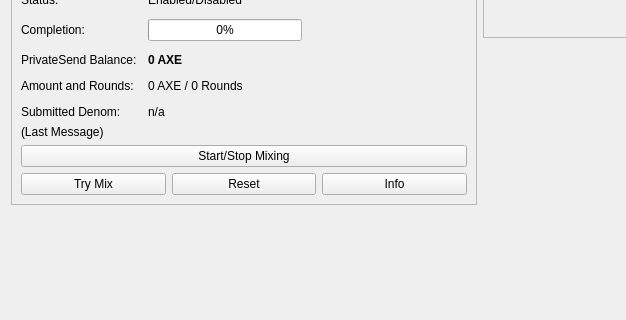
Old version of the form src/qt/forms/overviewpage.ui in the repository AXErunners/axe; both pictures show x 0 to 626 and y 265 to 585 of the 960 by 585 pixel window.
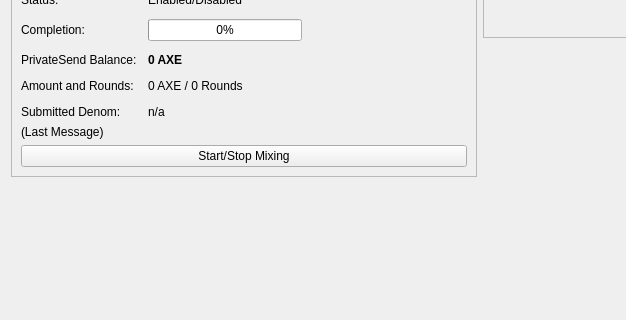
New version of the form.

The edit to the form file:
```diff
--- a/src/qt/forms/overviewpage.ui
+++ b/src/qt/forms/overviewpage.ui
@@ -579,61 +579,6 @@
               </property>
              </widget>
             </item>
-            <item>
-             <layout class="QHBoxLayout" name="horizontalLayout_debugbuttons">
-              <item>
-               <widget class="QPushButton" name="privateSendAuto">
-                <property name="sizePolicy">
-                 <sizepolicy hsizetype="MinimumExpanding" vsizetype="Fixed">
-                  <horstretch>0</horstretch>
-                  <verstretch>0</verstretch>
-                 </sizepolicy>
-                </property>
-                <property name="toolTip">
-                 <string>Try to manually submit a PrivateSend request.</string>
-                </property>
-                <property name="text">
-                 <string>Try Mix</string>
-                </property>
-               </widget>
-              </item>
-              <item>
-               <widget class="QPushButton" name="privateSendReset">
-                <property name="sizePolicy">
-                 <sizepolicy hsizetype="MinimumExpanding" vsizetype="Fixed">
-                  <horstretch>0</horstretch>
-                  <verstretch>0</verstretch>
-                 </sizepolicy>
-                </property>
-                <property name="toolTip">
-                 <string>Reset the current status of PrivateSend (can interrupt PrivateSend if it's in the process of Mixing, which can cost you money!)</string>
-                </property>
-                <property name="autoFillBackground">
-                 <bool>false</bool>
-                </property>
-                <property name="text">
-                 <string>Reset</string>
-                </property>
-               </widget>
-              </item>
-              <item>
-               <widget class="QPushButton" name="privateSendInfo">
-                <property name="sizePolicy">
-                 <sizepolicy hsizetype="MinimumExpanding" vsizetype="Fixed">
-                  <horstretch>0</horstretch>
-                  <verstretch>0</verstretch>
-                 </sizepolicy>
-                </property>
-                <property name="toolTip">
-                 <string>Information about PrivateSend and Mixing</string>
-                </property>
-                <property name="text">
-                 <string>Info</string>
-                </property>
-               </widget>
-              </item>
-             </layout>
-            </item>
            </layout>
           </item>
          </layout>
```
